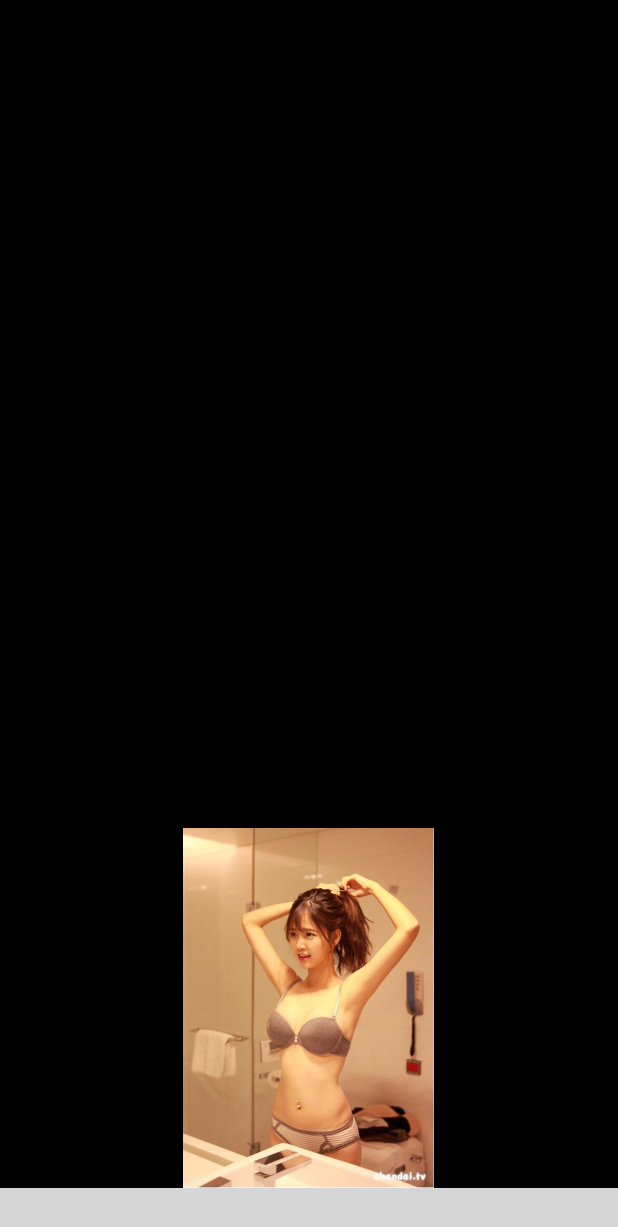
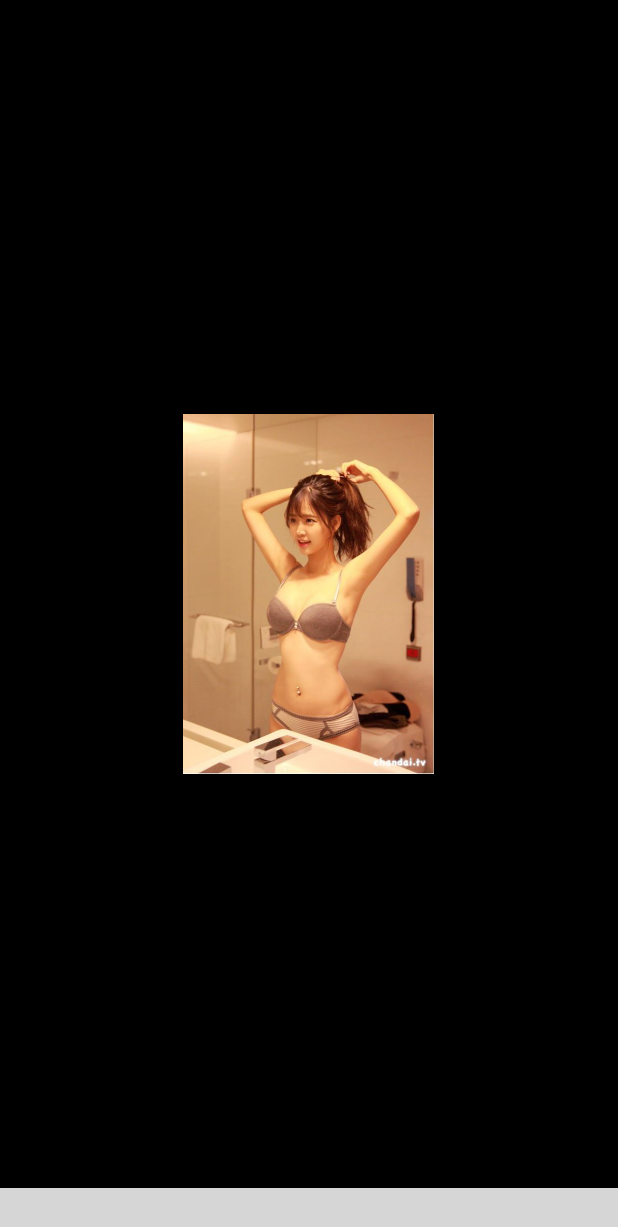
Before and after one commit to quangtd95/Photo-Boost, an Android app: the layout activity_edit_photo.xml on its own in the app's theme, with its tools: preview values and no code run, on a phone screen of 412 x 824 dp. Shown: the top 1227 px of the screen. Run offline under Robolectric (Android 15) with nearby library versions, the light colour scheme and no system bars; plain views replace CustomFeatureBar_, CustomFilterBar_, CustomToolBar_; grey boxes are pictures that could not be loaded.

Commit message:
refactor code

```diff
--- a/app/src/main/java/com/quangtd/photoeditor/view/adapter/AdapterBase.java
+++ b/app/src/main/java/com/quangtd/photoeditor/view/AdapterBase.java
@@ -1,4 +1,4 @@
-package com.quangtd.photoeditor.view.adapter;
+package com.quangtd.photoeditor.view;
 
 import android.content.Context;
 import android.content.res.Resources;
--- a/app/src/main/java/com/quangtd/photoeditor/view/adapter/ViewHolderBase.java
+++ b/app/src/main/java/com/quangtd/photoeditor/view/ViewHolderBase.java
@@ -1,4 +1,4 @@
-package com.quangtd.photoeditor.view.adapter;
+package com.quangtd.photoeditor.view;
 
 import android.content.Context;
 import android.support.v7.widget.RecyclerView;
--- a/app/src/main/java/com/quangtd/photoeditor/view/activity/choosephoto/ActivityListPhoto.java
+++ b/app/src/main/java/com/quangtd/photoeditor/view/activity/choosephoto/ActivityListPhoto.java
@@ -20,8 +20,6 @@ import com.quangtd.photoeditor.model.data.LocalImage;
 import com.quangtd.photoeditor.presenter.PresenterListPhoto;
 import com.quangtd.photoeditor.view.activity.ActivityBase;
 import com.quangtd.photoeditor.view.activity.editphoto.ActivityEditPhoto_;
-import com.quangtd.photoeditor.view.adapter.FolderPhotoAdapter;
-import com.quangtd.photoeditor.view.adapter.PhotoAdapter;
 import com.quangtd.photoeditor.view.component.GridSpacingItemDecoration;
 import com.quangtd.photoeditor.view.iface.IViewListPhoto;
 
--- a/app/src/main/java/com/quangtd/photoeditor/view/adapter/FolderPhotoAdapter.java
+++ b/app/src/main/java/com/quangtd/photoeditor/view/activity/choosephoto/FolderPhotoAdapter.java
@@ -1,4 +1,4 @@
-package com.quangtd.photoeditor.view.adapter;
+package com.quangtd.photoeditor.view.activity.choosephoto;
 
 import android.content.Context;
 import android.support.v7.widget.RecyclerView;
--- a/app/src/main/java/com/quangtd/photoeditor/view/adapter/PhotoAdapter.java
+++ b/app/src/main/java/com/quangtd/photoeditor/view/activity/choosephoto/PhotoAdapter.java
@@ -1,4 +1,4 @@
-package com.quangtd.photoeditor.view.adapter;
+package com.quangtd.photoeditor.view.activity.choosephoto;
 
 import android.content.Context;
 import android.support.v7.widget.RecyclerView;
--- a/app/src/main/java/com/quangtd/photoeditor/view/adapter/CategoryStickerAdapter.java
+++ b/app/src/main/java/com/quangtd/photoeditor/view/activity/choosesticker/CategoryStickerAdapter.java
@@ -1,4 +1,4 @@
-package com.quangtd.photoeditor.view.adapter;
+package com.quangtd.photoeditor.view.activity.choosesticker;
 
 import android.content.Context;
 import android.view.LayoutInflater;
@@ -12,6 +12,9 @@ import com.bumptech.glide.load.engine.DiskCacheStrategy;
 import com.quangtd.photoeditor.R;
 import com.quangtd.photoeditor.model.data.CategorySticker;
 import com.quangtd.photoeditor.utils.ScreenUtils;
+import com.quangtd.photoeditor.view.AdapterBase;
+import com.quangtd.photoeditor.view.fragment.ListStickerAdapter;
+import com.quangtd.photoeditor.view.ViewHolderBase;
 
 import java.util.List;
 
--- a/app/src/main/java/com/quangtd/photoeditor/view/activity/choosesticker/StickerActivity.java
+++ b/app/src/main/java/com/quangtd/photoeditor/view/activity/choosesticker/StickerActivity.java
@@ -15,8 +15,6 @@ import com.quangtd.photoeditor.model.data.CategorySticker;
 import com.quangtd.photoeditor.presenter.PresenterCategorySticker;
 import com.quangtd.photoeditor.utils.LogUtils;
 import com.quangtd.photoeditor.view.activity.ActivityBase;
-import com.quangtd.photoeditor.view.adapter.CategoryStickerAdapter;
-import com.quangtd.photoeditor.view.adapter.ViewPagerListStickerAdapter;
 import com.quangtd.photoeditor.view.fragment.FragmentListSticker;
 import com.quangtd.photoeditor.view.iface.IViewCategorySticker;
 import com.quangtd.photoeditor.view.iface.listener.AbstractOnViewPagerChangeListener;
--- a/app/src/main/java/com/quangtd/photoeditor/view/adapter/ViewPagerListStickerAdapter.java
+++ b/app/src/main/java/com/quangtd/photoeditor/view/activity/choosesticker/ViewPagerListStickerAdapter.java
@@ -1,4 +1,4 @@
-package com.quangtd.photoeditor.view.adapter;
+package com.quangtd.photoeditor.view.activity.choosesticker;
 
 import android.support.v4.app.Fragment;
 import android.support.v4.app.FragmentManager;
--- a/app/src/main/java/com/quangtd/photoeditor/view/fragment/FragmentListSticker.java
+++ b/app/src/main/java/com/quangtd/photoeditor/view/fragment/FragmentListSticker.java
@@ -15,7 +15,6 @@ import com.quangtd.photoeditor.global.GlobalDefine;
 import com.quangtd.photoeditor.model.data.CategorySticker;
 import com.quangtd.photoeditor.presenter.PresenterListSticker;
 import com.quangtd.photoeditor.utils.LogUtils;
-import com.quangtd.photoeditor.view.adapter.ListStickerAdapter;
 import com.quangtd.photoeditor.view.iface.IViewListSticker;
 
 import java.util.ArrayList;
--- a/app/src/main/java/com/quangtd/photoeditor/view/adapter/ListStickerAdapter.java
+++ b/app/src/main/java/com/quangtd/photoeditor/view/fragment/ListStickerAdapter.java
@@ -1,4 +1,4 @@
-package com.quangtd.photoeditor.view.adapter;
+package com.quangtd.photoeditor.view.fragment;
 
 import android.content.Context;
 import android.support.v4.content.ContextCompat;
--- a/app/src/main/res/layout/activity_edit_photo.xml
+++ b/app/src/main/res/layout/activity_edit_photo.xml
@@ -36,11 +36,15 @@
 
     </FrameLayout>
 
+    <RelativeLayout
+        android:layout_width="match_parent"
+        android:layout_height="match_parent"
+        android:layout_above="@id/containerBottom">
+
         <ImageView
             android:id="@+id/preview"
             android:layout_width="wrap_content"
             android:layout_height="wrap_content"
-        android:layout_above="@id/containerBottom"
             android:layout_centerInParent="true"
             android:scaleType="fitCenter"
             android:src="@drawable/temp"/>
@@ -49,12 +53,13 @@
             android:id="@+id/customDraw"
             android:layout_width="match_parent"
             android:layout_height="match_parent"
-        android:layout_above="@id/containerBottom"
             android:layout_alignBottom="@id/preview"
             android:layout_alignEnd="@id/preview"
             android:layout_alignStart="@id/preview"
             android:layout_alignTop="@id/preview"
             android:layout_centerInParent="true"/>
+
+    </RelativeLayout>
 
     <de.hdodenhof.circleimageview.CircleImageView
         android:id="@+id/imgBack"
```
Lines whose indentation alone changed are shown as unchanged.
